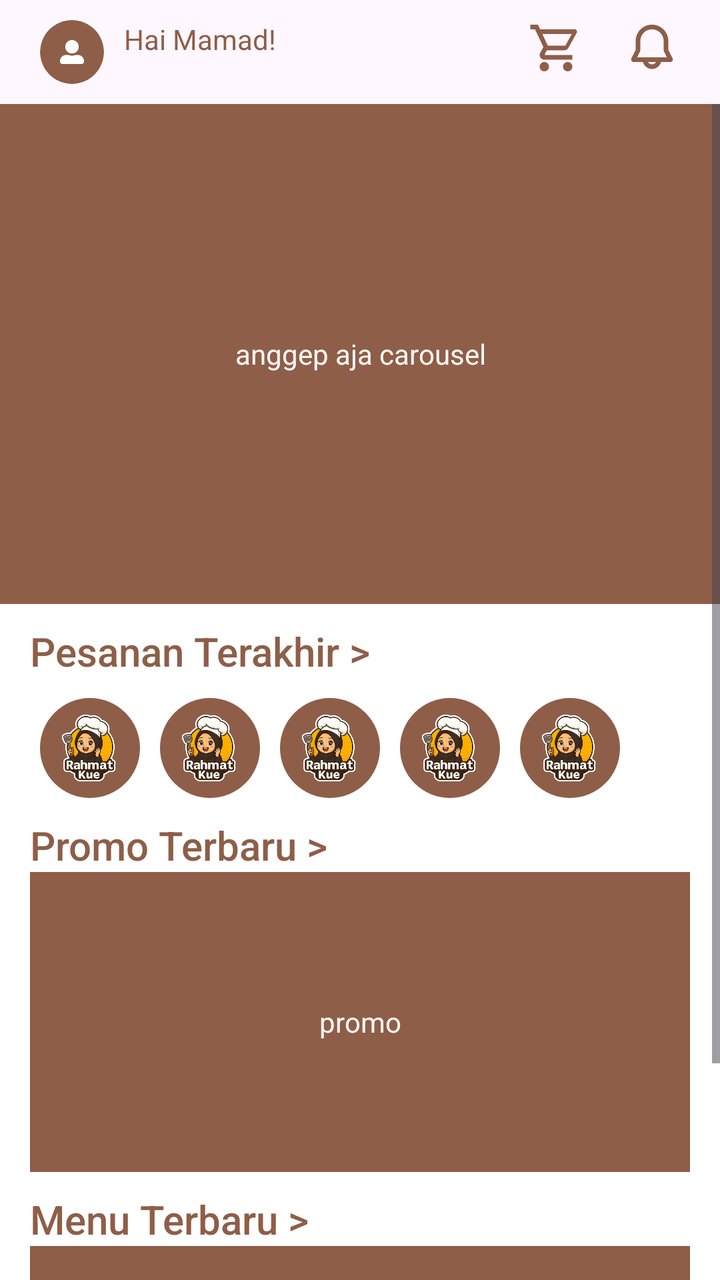
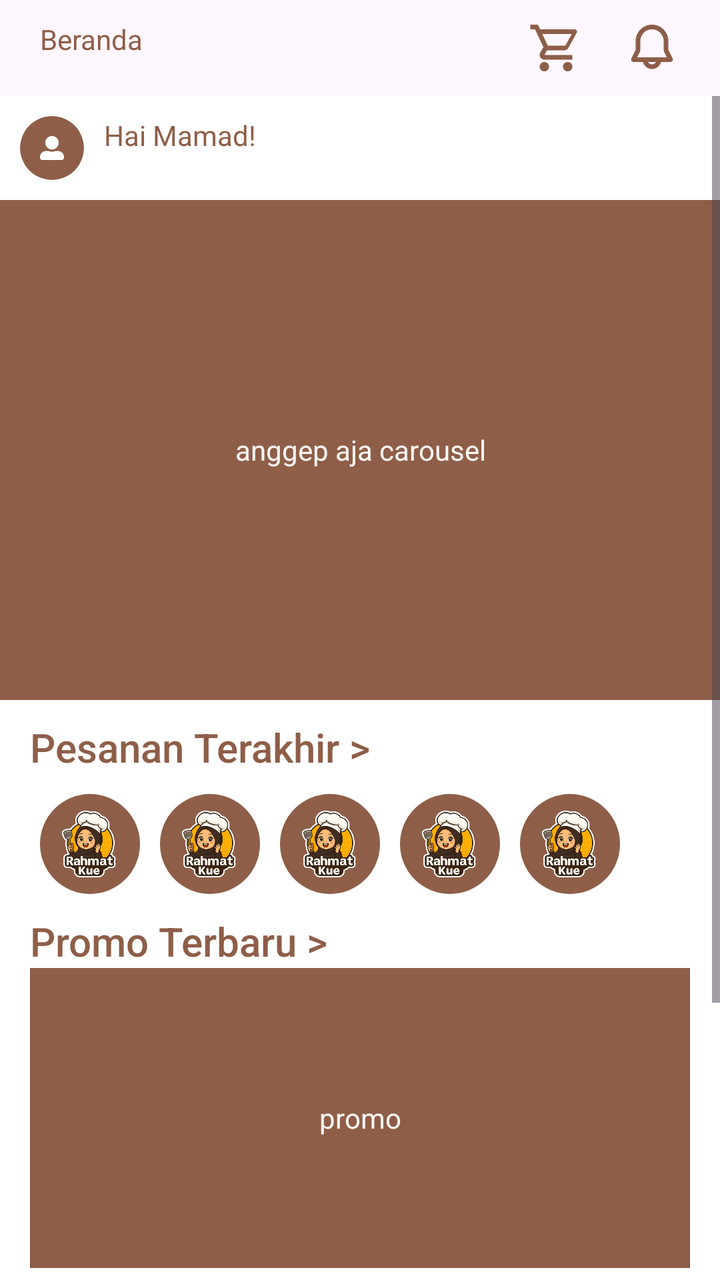

Screens rendered from an Android XML layout before and after an edit, with the pre-edit source and the edit as a unified diff.
<!-- AndroidManifest.xml: application theme Theme.RahmatBakery -->
<!-- res/layout/fragment_beranda.xml -->
<?xml version="1.0" encoding="utf-8"?>
<LinearLayout xmlns:android="http://schemas.android.com/apk/res/android"
    xmlns:tools="http://schemas.android.com/tools"
    android:layout_width="match_parent"
    android:layout_height="match_parent"
    xmlns:app="http://schemas.android.com/apk/res-auto"
    tools:context=".BerandaFragment"
    android:orientation="vertical">


    
    <RelativeLayout
        android:layout_width="match_parent"
        android:layout_height="wrap_content"
        android:orientation="horizontal"
        android:gravity="center_vertical"
        android:padding="10dp"
        >

    <ImageView
        android:id="@+id/img_profil"
        android:layout_width="32dp"
        android:layout_height="32dp"
        android:src="@drawable/profil"
        android:padding="10dp"
        android:background="@drawable/circle_background"
        android:clipToOutline="true"
        android:layout_marginLeft="10dp"
        />

    <TextView
        android:layout_marginLeft="10dp"
        android:layout_width="wrap_content"
        android:layout_height="wrap_content"
        android:text="Hai Mamad!"
        android:textColor="@color/primary"
        style="@style/TextAppearance.Material3.HeadlineSmall.Emphasized"
        android:layout_toRightOf="@id/img_profil"
        />

        <ImageView
            android:layout_width="28dp"
            android:layout_height="28dp"
            android:layout_toLeftOf="@id/icon_notif"
            android:src="@drawable/cart"
            android:layout_marginRight="20dp"/>

        <ImageView
            android:id="@+id/icon_notif"
            android:layout_width="28dp"
            android:layout_height="28dp"
            android:src="@drawable/notif"
            android:layout_alignParentEnd="true"
            android:layout_marginRight="10dp"
            />

    </RelativeLayout>


    <ScrollView
        android:layout_width="match_parent"
        android:layout_height="wrap_content"
        android:background="@color/card_light_bg">
        <LinearLayout
            android:layout_width="match_parent"
            android:layout_height="wrap_content"
            android:orientation="vertical">
    <LinearLayout
        android:layout_width="match_parent"
        android:layout_height="250dp"
        android:orientation="vertical"
        android:gravity="center_horizontal"
        >
        <TextView
            android:gravity="center"
            android:background="@color/primary"
            android:layout_width="match_parent"
            android:layout_height="250dp"
            android:text="anggep aja carousel"
            android:textAlignment="center"
            android:textColor="@color/background"
        />
    </LinearLayout>



    <TextView
    android:layout_width="wrap_content"
    android:layout_height="wrap_content"
    android:text="Pesanan Terakhir > "
    android:textColor="@color/primary"
    style="@style/TextAppearance.AppCompat.Title"
    android:layout_marginTop="10dp"
    android:layout_marginHorizontal="15dp"
    />

    <ScrollView
        android:layout_width="match_parent"
        android:layout_height="wrap_content">

    <LinearLayout
        android:layout_width="match_parent"
        android:layout_height="wrap_content"
        android:orientation="horizontal"
        android:paddingHorizontal="20dp"
        android:layout_marginTop="10dp"
    >

        <ImageView
            android:layout_width="50dp"
            android:layout_height="50dp"
            android:background="@drawable/circle_background"
            android:src="@drawable/logo"
            android:layout_marginRight="10dp"
        />
        <ImageView
            android:layout_width="50dp"
            android:layout_height="50dp"
            android:background="@drawable/circle_background"
            android:src="@drawable/logo"
            android:layout_marginRight="10dp"
        />
        <ImageView
            android:layout_width="50dp"
            android:layout_height="50dp"
            android:background="@drawable/circle_background"
            android:src="@drawable/logo"
            android:layout_marginRight="10dp"
        />
        <ImageView
            android:layout_width="50dp"
            android:layout_height="50dp"
            android:background="@drawable/circle_background"
            android:src="@drawable/logo"
            android:layout_marginRight="10dp"
        />
        <ImageView
            android:layout_width="50dp"
            android:layout_height="50dp"
            android:background="@drawable/circle_background"
            android:src="@drawable/logo"
            android:layout_marginRight="10dp"
        />

    </LinearLayout>

    </ScrollView>

    <TextView
        android:layout_width="wrap_content"
        android:layout_height="wrap_content"
        android:text="Promo Terbaru > "
        android:textColor="@color/primary"
        style="@style/TextAppearance.AppCompat.Title"
        android:layout_marginTop="10dp"
        android:layout_marginHorizontal="15dp"
    />
    <TextView
        android:gravity="center"
        android:background="@color/primary"
        android:layout_width="match_parent"
        android:layout_marginHorizontal="15dp"
        android:layout_height="150dp"
        android:text="promo"
        android:textAlignment="center"
        android:textColor="@color/background"
        />
    <TextView
        android:layout_width="wrap_content"
        android:layout_height="wrap_content"
        android:text="Menu Terbaru > "
        android:textColor="@color/primary"
        style="@style/TextAppearance.AppCompat.Title"
        android:layout_marginTop="10dp"
        android:layout_marginHorizontal="15dp"
    />
    <TextView
        android:gravity="center"
        android:background="@color/primary"
        android:layout_width="match_parent"
        android:layout_marginHorizontal="15dp"
        android:layout_height="150dp"
        android:text="menu"
        android:textAlignment="center"
        android:textColor="@color/background"
        />
        </LinearLayout>
</ScrollView>

    </LinearLayout>
<!-- resources referenced by this layout -->
<resources>
  <color name="background">#FFF6F3</color>
  <color name="card_light_bg">#FFFFFF</color>
  <color name="primary">#8E5E48</color>
  <!-- drawable circle_background (drawable) -->
  <?xml version="1.0" encoding="utf-8"?>
  <shape xmlns:android="http://schemas.android.com/apk/res/android"
      android:shape="oval">
  
      <solid android:color="@color/primary"/> 
  
  </shape>
  <!-- drawable notif (drawable) -->
  <vector xmlns:android="http://schemas.android.com/apk/res/android"
      android:width="36dp"
      android:height="36dp"
      android:viewportWidth="36"
      android:viewportHeight="36">
    <path
        android:pathData="M7.5,13.5C7.5,10.715 8.606,8.045 10.575,6.075C12.545,4.106 15.215,3 18,3C20.785,3 23.455,4.106 25.425,6.075C27.394,8.045 28.5,10.715 28.5,13.5V19.146L31.233,24.612C31.359,24.864 31.418,25.143 31.406,25.424C31.393,25.705 31.309,25.978 31.161,26.218C31.013,26.457 30.806,26.654 30.561,26.791C30.315,26.928 30.038,27 29.757,27H23.811C23.477,28.287 22.726,29.427 21.674,30.241C20.622,31.055 19.33,31.497 18,31.497C16.67,31.497 15.378,31.055 14.326,30.241C13.274,29.427 12.523,28.287 12.189,27H6.243C5.962,27 5.685,26.928 5.439,26.791C5.194,26.654 4.987,26.457 4.839,26.218C4.691,25.978 4.607,25.705 4.594,25.424C4.582,25.143 4.641,24.864 4.767,24.612L7.5,19.146V13.5ZM15.402,27C15.665,27.456 16.044,27.835 16.5,28.098C16.956,28.361 17.473,28.5 18,28.5C18.527,28.5 19.044,28.361 19.5,28.098C19.956,27.835 20.335,27.456 20.598,27H15.402ZM18,6C16.011,6 14.103,6.79 12.697,8.197C11.29,9.603 10.5,11.511 10.5,13.5V19.146C10.5,19.611 10.392,20.071 10.184,20.487L8.429,24H27.573L25.818,20.487C25.609,20.071 25.5,19.612 25.5,19.146V13.5C25.5,11.511 24.71,9.603 23.303,8.197C21.897,6.79 19.989,6 18,6Z"
        android:fillColor="#8E5E48"
        android:fillType="evenOdd"/>
  </vector>
  <!-- drawable profil (drawable) -->
  <vector xmlns:android="http://schemas.android.com/apk/res/android"
      android:width="31dp"
      android:height="31dp"
      android:viewportWidth="31"
      android:viewportHeight="31">
    <path
        android:pathData="M15.5,17.438C20.313,17.438 24.219,13.532 24.219,8.719C24.219,3.905 20.313,0 15.5,0C10.686,0 6.781,3.905 6.781,8.719C6.781,13.532 10.686,17.438 15.5,17.438ZM23.25,19.375H19.914C18.57,19.993 17.074,20.344 15.5,20.344C13.926,20.344 12.436,19.993 11.086,19.375H7.75C3.469,19.375 0,22.844 0,27.125V28.094C0,29.698 1.302,31 2.906,31H28.094C29.698,31 31,29.698 31,28.094V27.125C31,22.844 27.531,19.375 23.25,19.375Z"
        android:fillColor="#ffffff"/>
  </vector>
  <style name="Theme.RahmatBakery" parent="Base.Theme.RahmatBakery" />
  <style name="Base.Theme.RahmatBakery" parent="Theme.Material3.DayNight.NoActionBar">
          
           <item name="colorPrimary">@color/primary</item>
          <item name="colorOnPrimary">@color/background</item>
          <item name="colorSecondary">@color/primary</item>
          <item name="colorOnSecondary">@color/background</item>
  
      </style>
  <!-- unchanged entries left out for length: 2 -->
</resources>

<!-- the commit's change to res/layout/fragment_beranda.xml (unified diff, before → after) -->
@@ -16,27 +16,15 @@
         android:gravity="center_vertical"
         android:padding="10dp"
         >
+        <TextView
+            android:layout_marginLeft="10dp"
+            android:layout_width="wrap_content"
+            android:layout_height="wrap_content"
+            android:text="Beranda"
+            android:textColor="@color/primary"
+            style="@style/TextAppearance.Material3.HeadlineSmall.Emphasized"
+            />
 
-    <ImageView
-        android:id="@+id/img_profil"
-        android:layout_width="32dp"
-        android:layout_height="32dp"
-        android:src="@drawable/profil"
-        android:padding="10dp"
-        android:background="@drawable/circle_background"
-        android:clipToOutline="true"
-        android:layout_marginLeft="10dp"
-        />
-
-    <TextView
-        android:layout_marginLeft="10dp"
-        android:layout_width="wrap_content"
-        android:layout_height="wrap_content"
-        android:text="Hai Mamad!"
-        android:textColor="@color/primary"
-        style="@style/TextAppearance.Material3.HeadlineSmall.Emphasized"
-        android:layout_toRightOf="@id/img_profil"
-        />
 
         <ImageView
             android:layout_width="28dp"
@@ -65,23 +53,43 @@
             android:layout_width="match_parent"
             android:layout_height="wrap_content"
             android:orientation="vertical">
-    <LinearLayout
+
+    <RelativeLayout
         android:layout_width="match_parent"
-        android:layout_height="250dp"
-        android:orientation="vertical"
-        android:gravity="center_horizontal"
+        android:layout_height="wrap_content"
+        android:layout_marginVertical="10dp"
         >
+        <ImageView
+            android:id="@+id/img_profil"
+            android:layout_width="32dp"
+            android:layout_height="32dp"
+            android:src="@drawable/profil"
+            android:padding="10dp"
+            android:background="@drawable/circle_background"
+            android:clipToOutline="true"
+            android:layout_marginLeft="10dp"
+            />
+
         <TextView
-            android:gravity="center"
-            android:background="@color/primary"
-            android:layout_width="match_parent"
-            android:layout_height="250dp"
-            android:text="anggep aja carousel"
-            android:textAlignment="center"
-            android:textColor="@color/background"
-        />
-    </LinearLayout>
+            android:layout_marginLeft="10dp"
+            android:layout_width="wrap_content"
+            android:layout_height="wrap_content"
+            android:text="Hai Mamad!"
+            android:textColor="@color/primary"
+            style="@style/TextAppearance.Material3.HeadlineSmall.Emphasized"
+            android:layout_toRightOf="@id/img_profil"
+            />
+    </RelativeLayout>
 
+            <TextView
+                android:gravity="center"
+                android:background="@color/primary"
+                android:layout_width="match_parent"
+                android:layout_height="250dp"
+                android:text="anggep aja carousel"
+                android:textAlignment="center"
+                android:textColor="@color/background"
+                />
 
 
     <TextView
